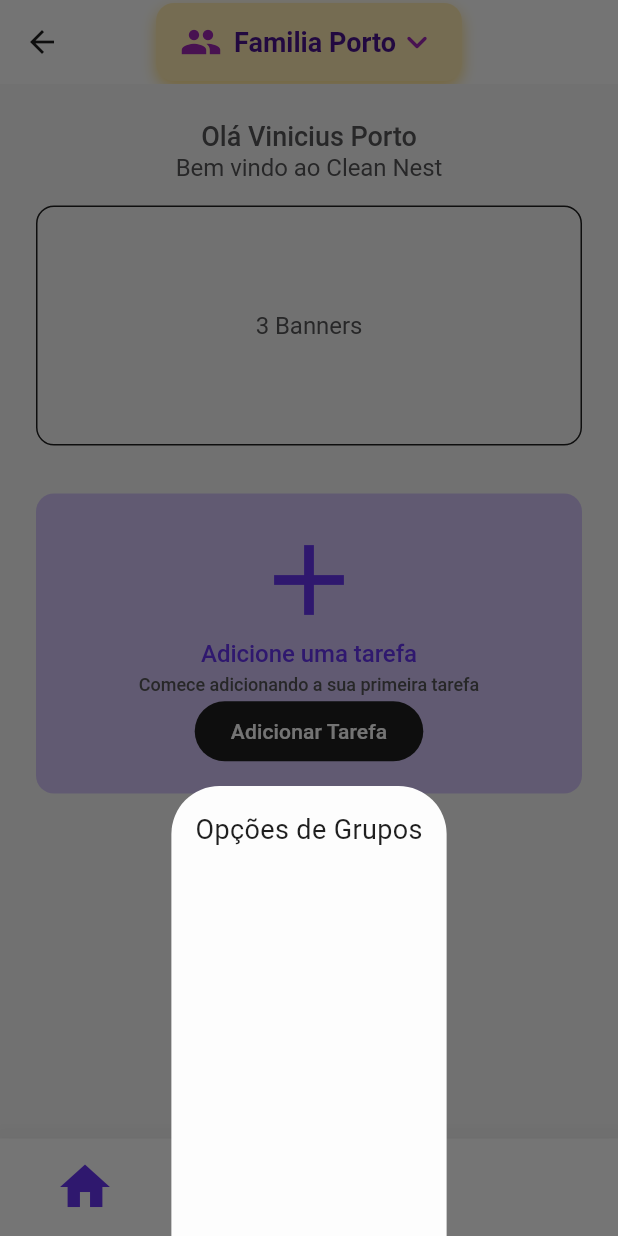
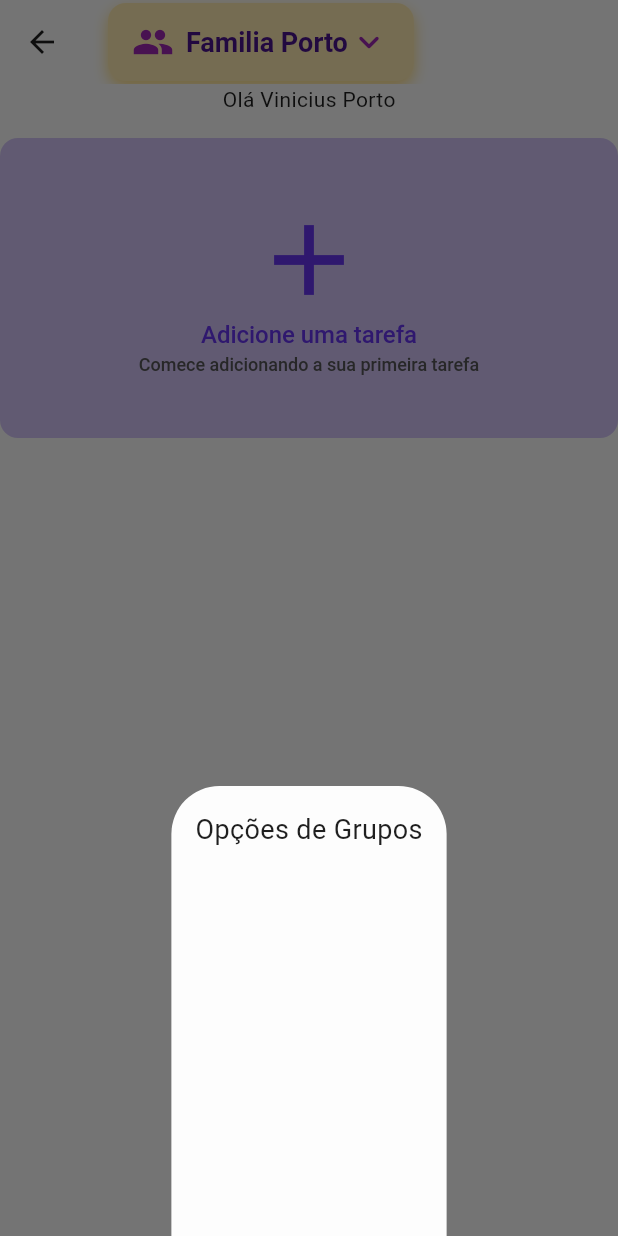
Before and after one commit to ViniPortoDev/clean_nest, a Flutter app: the HomePage screen opened by its route, after a tap on "Familia Porto", on a phone screen of 412 x 824 dp. Run offline on Flutter 3.47's test engine with Material 3 defaults, Android fonts, the phone set to English and light mode, and no system bars; our stand-ins replace flutter_modular; Roboto replaces fonts that are missing (ComicSans).

Commit message:
refatored home page and created fuction add task

```diff
--- /dev/null
+++ b/lib/core/domain/entities/member.dart
@@ -0,0 +1,15 @@
+import 'package:clean_nest/modules/home/src/domain/entities/task.dart';
+
+class Member {
+  final int id;
+  final String name;
+  final String email;
+  final List<Task> tasks;
+
+  Member({
+    required this.id,
+    required this.name,
+    required this.email,
+    required this.tasks,
+  });
+}
--- a/lib/modules/home/src/domain/entities/task.dart
+++ b/lib/modules/home/src/domain/entities/task.dart
@@ -1,13 +1,21 @@
+import 'package:clean_nest/core/domain/entities/member.dart';
+
 class Task {
+  final int id;
+  final String title;
+  final String description;
   final String type;
   final String group;
   final String category;
-  final List<String> participants;
+  final List<Member> members;
 
   Task({
+    required this.id,
+    required this.title,
+    required this.description,
     required this.type,
     required this.group,
     required this.category,
-    required this.participants,
+    required this.members,
   });
 }
--- a/lib/modules/home/src/ui/pages/home_page.dart
+++ b/lib/modules/home/src/ui/pages/home_page.dart
@@ -1,74 +1,42 @@
-import 'package:animated_bottom_navigation_bar/animated_bottom_navigation_bar.dart';
-import 'package:clean_nest/core/themes/theme_spacings.dart';
-import 'package:clean_nest/core/themes/theme_text_styles.dart';
-import 'package:clean_nest/core/themes/themes.dart';
+import 'package:clean_nest/modules/home/src/domain/entities/task.dart';
 import 'package:clean_nest/modules/home/src/ui/viewmodels/task_viewmodel.dart';
-import 'package:clean_nest/modules/home/src/ui/widgets/add_tasks_bottom_sheet_widget.dart';
+import 'package:clean_nest/modules/home/src/ui/widgets/add_task_container_widget.dart';
 import 'package:clean_nest/modules/home/src/ui/widgets/select_group_widget.dart';
-import 'package:clean_nest/shared/widgets/cn_appbar_widget.dart';
-import 'package:clean_nest/shared/widgets/cn_scaffold_widget.dart';
-import 'package:clean_nest/shared/widgets/texts/cn_text_widget.dart';
 import 'package:flutter/material.dart';
 import 'package:flutter_modular/flutter_modular.dart';
+import 'package:clean_nest/core/domain/entities/member.dart';
 
-class HomePage extends StatefulWidget {
+class HomePage extends StatelessWidget {
   final TaskViewModel taskViewModel;
   const HomePage({super.key, required this.taskViewModel});
 
   @override
-  State<HomePage> createState() => _HomePageState();
-}
+  Widget build(BuildContext context) {
+    final TextEditingController _titleController = TextEditingController();
+    final TextEditingController _descriptionController =
+        TextEditingController();
+    final TextEditingController _typeController = TextEditingController();
 
-class _HomePageState extends State<HomePage> {
-  int _selectedIndex = 1;
+    final List<Member> _members = [
+      Member(id: 1, name: 'Membro 1', email: '', tasks: []),
+      Member(id: 2, name: 'Membro 2', email: '', tasks: []),
+      Member(id: 3, name: 'Membro 3', email: '', tasks: []),
+    ];
 
-  @override
-  Widget build(BuildContext context) {
-    final theme = Theme.of(context);
-    final themeTextStyle = theme.extension<CnTextStyles>();
-    final themeSpacing = theme.extension<CnSpacing>();
-    final size = MediaQuery.of(context).size;
-    List<IconData> listIcon = [Icons.home, Icons.add, Icons.person];
-    final List<Widget> _pages = [
-      Container(),
-      Container(),
-      Container(),
-    ];
-    return CnScaffoldWidget(
-      backgroundColor: Color.fromARGB(255, 247, 247, 247),
-      bottomNavigationBar: AnimatedBottomNavigationBar(
-        icons: listIcon,
-        activeIndex: _selectedIndex,
-        activeColor: cnColorScheme.primary,
-        blurEffect: true,
-        elevation: 20,
-        height: 65,
-        iconSize: 40,
-
-        inactiveColor: Colors.yellow,
-        // rightCornerRadius: 12,
-        // leftCornerRadius: 12,
-        splashColor: const Color(0xff424242),
-        // backgroundColor: const Color(0xff424242),
-        onTap: (index) => setState(() {
-          _selectedIndex = index;
-        }),
-      ),
+    return Scaffold(
       appBar: AppBar(
-        centerTitle: true,
         title: SelectedGroupWidget(
-          groupName: "Familia Porto", // Nome do grupo selecionado.
+          groupName: taskViewModel.selectedGroup,
           onTap: () {
             showModalBottomSheet(
               context: context,
               builder: (context) => Container(
                 padding: const EdgeInsets.all(16),
                 height: 300,
-                child: Column(
+                child: const Column(
                   crossAxisAlignment: CrossAxisAlignment.start,
-                  children: const [
+                  children: [
                     Text("Opções de Grupos", style: TextStyle(fontSize: 18)),
-                    // Adicione widgets aqui
                   ],
                 ),
               ),
@@ -78,58 +46,159 @@
       ),
       body: Column(
         children: [
-          CnTextWidget(
-              text: 'Olá Vinicius Porto',
-              textStyle: themeTextStyle!.textLMedium),
-          CnTextWidget(text: 'Bem vindo ao Clean Nest'),
-          SizedBox(height: themeSpacing!.spacing16px),
-          Container(
-            height: 160,
-            width: size.width,
-            decoration: BoxDecoration(
-              borderRadius: BorderRadius.circular(12),
-              border: Border.all(color: cnColorScheme.cnBlack),
+          const Text('Olá Vinicius Porto'),
+          const SizedBox(height: 16),
+          // Mostrar o container de adicionar tarefa apenas se não houver tarefas
+          if (taskViewModel.tasks.isEmpty)
+            AddTaskContainerWidget(
+              onTap: () {
+                showModalBottomSheet(
+                  context: context,
+                  builder: (context) => Padding(
+                    padding: const EdgeInsets.all(16),
+                    child: Column(
+                      mainAxisSize: MainAxisSize.min,
+                      children: [
+                        const Text("Adicionar nova tarefa"),
+                        const SizedBox(height: 16),
+                        TextField(
+                          controller: _titleController,
+                          decoration: const InputDecoration(
+                            labelText: 'Título da Tarefa',
+                            border: OutlineInputBorder(),
                           ),
-            child: Center(child: CnTextWidget(text: '3 Banners')),
                         ),
-          SizedBox(height: themeSpacing.spacing32px),
-          Container(
-            height: 200,
-            width: size.width,
-            decoration: BoxDecoration(
-              color: Color.fromARGB(255, 211, 197, 248),
-              borderRadius: BorderRadius.circular(12),
+                        const SizedBox(height: 16),
+                        TextField(
+                          controller: _descriptionController,
+                          decoration: const InputDecoration(
+                            labelText: 'Descrição',
+                            border: OutlineInputBorder(),
                           ),
-            child: Column(
-              mainAxisAlignment: MainAxisAlignment.center,
-              children: [
-                Icon(
-                  Icons.add,
-                  size: 80,
-                  color: cnColorScheme.primary,
                         ),
-                // SizedBox(height: themeSpacing.spacing8px),
-                CnTextWidget(
-                  text: 'Adicione uma tarefa',
-                  textStyle: themeTextStyle.textMMedium!
-                      .copyWith(color: cnColorScheme.primary),
+                        const SizedBox(height: 16),
+                        TextField(
+                          controller: _typeController,
+                          decoration: const InputDecoration(
+                            labelText: 'Tipo',
+                            border: OutlineInputBorder(),
                           ),
-                SizedBox(height: themeSpacing.spacing4px),
+                        ),
+                        const SizedBox(height: 16),
+                        DropdownButton<String>(
+                          value: taskViewModel.selectedGroup,
+                          onChanged: (String? newValue) {
+                            taskViewModel.updateGroup(newValue!);
+                          },
+                          items: <String>['Familia Porto']
+                              .map<DropdownMenuItem<String>>((String value) {
+                            return DropdownMenuItem<String>(
+                              value: value,
+                              child: Text(value),
+                            );
+                          }).toList(),
+                        ),
+                        const SizedBox(height: 16),
+                        DropdownButton<String>(
+                          value: taskViewModel.selectedCategory,
+                          onChanged: (String? newValue) {
+                            taskViewModel.updateCategory(newValue!);
+                          },
+                          items: <String>['Cozinha', 'Sala', 'Quarto']
+                              .map<DropdownMenuItem<String>>((String value) {
+                            return DropdownMenuItem<String>(
+                              value: value,
+                              child: Text(value),
+                            );
+                          }).toList(),
+                        ),
+                        const SizedBox(height: 16),
+                        const Text("Selecione os membros"),
+                        const SizedBox(height: 8),
+                        Column(
+                          children: _members.map((member) {
+                            return CheckboxListTile(
+                              title: Text(member.name),
+                              value: taskViewModel.selectedMembers
+                                  .contains(member),
+                              onChanged: (bool? value) {
+                                if (value == true) {
+                                  taskViewModel.updateMembers(
+                                    [...taskViewModel.selectedMembers, member],
+                                  );
+                                } else {
+                                  taskViewModel.updateMembers(
+                                    taskViewModel.selectedMembers
+                                        .where((m) => m != member)
+                                        .toList(),
+                                  );
+                                }
+                              },
+                            );
+                          }).toList(),
+                        ),
+                        const SizedBox(height: 16),
+                        ElevatedButton(
+                          onPressed: () {
+                            if (_titleController.text.isNotEmpty &&
+                                _descriptionController.text.isNotEmpty) {
+                              final newTask = Task(
+                                id: DateTime.now().millisecondsSinceEpoch,
+                                title: _titleController.text,
+                                description: _descriptionController.text,
+                                type: _typeController.text,
+                                group: taskViewModel.selectedGroup,
+                                category: taskViewModel.selectedCategory,
+                                members: taskViewModel.selectedMembers,
+                              );
 
-                CnTextWidget(
-                    text: 'Comece adicionando a sua primeira tarefa',
-                    textStyle: themeTextStyle.textTMedium),
-
-                ElevatedButton(
-                  onPressed: () => showModalBottomSheet(
-                    context: context,
-                    isScrollControlled: true,
-                    builder: (_) =>
-                        AddTaskBottomSheet(viewModel: widget.taskViewModel),
-                  ),
+                              taskViewModel.addTask(newTask);
+                              Navigator.pop(context);
+                            }
+                          },
                           child: const Text("Adicionar Tarefa"),
                         ),
                       ],
+                    ),
+                  ),
+                );
+              },
+            ),
+          // Se existirem tarefas, elas são exibidas
+          if (taskViewModel.tasks.isNotEmpty)
+            Expanded(
+              child: ListView.builder(
+                itemCount: taskViewModel.tasks.length,
+                itemBuilder: (context, index) {
+                  final task = taskViewModel.tasks[index];
+                  return Card(
+                    margin: const EdgeInsets.symmetric(vertical: 8, horizontal: 16),
+                    elevation: 4,
+                    shape: RoundedRectangleBorder(
+                      borderRadius: BorderRadius.circular(12),
+                    ),
+                    child: ListTile(
+                      contentPadding: const EdgeInsets.all(16),
+                      title: Text(
+                        task.title,
+                      ),
+                      subtitle: Column(
+                        crossAxisAlignment: CrossAxisAlignment.start,
+                        children: [
+                          Text('Descrição: ${task.description}'),
+                          const SizedBox(height: 8),
+                          Text('Categoria: ${task.category}'),
+                          const SizedBox(height: 8),
+                          Text('Grupo: ${task.group}'),
+                          const SizedBox(height: 8),
+                          Text(
+                              'Membros: ${task.members.map((e) => e.name).join(', ')}'),
+                        ],
+                      ),
+                      trailing: const Icon(Icons.check_circle_outline),
+                    ),
+                  );
+                },
               ),
             ),
         ],
--- a/lib/modules/home/src/ui/viewmodels/task_viewmodel.dart
+++ b/lib/modules/home/src/ui/viewmodels/task_viewmodel.dart
@@ -1,47 +1,38 @@
+import 'package:clean_nest/modules/home/src/domain/entities/task.dart';
 import 'package:flutter/material.dart';
+import 'package:clean_nest/core/domain/entities/member.dart';
 
 class TaskViewModel extends ChangeNotifier {
-  String? _type;
-  String? _group;
-  String? _category;
-  List<String> _participants = [];
+  String _selectedGroup = 'Familia Porto';
+  String _selectedCategory = 'Cozinha';
+  List<Member> _selectedMembers = [];
+  final List<Task> _tasks = [];
 
-  String? get type => _type;
-  String? get group => _group;
-  String? get category => _category;
-  List<String> get participants => _participants;
+  // Getters
+  String get selectedGroup => _selectedGroup;
+  String get selectedCategory => _selectedCategory;
+  List<Member> get selectedMembers => _selectedMembers;
+  List<Task> get tasks => _tasks;
 
-  void setType(String value) {
-    _type = value;
+  // Métodos para atualizar o estado
+  void updateGroup(String group) {
+    _selectedGroup = group;
     notifyListeners();
   }
 
-  void setGroup(String value) {
-    _group = value;
+  void updateCategory(String category) {
+    _selectedCategory = category;
     notifyListeners();
   }
 
-  void setCategory(String value) {
-    _category = value;
+  void updateMembers(List<Member> members) {
+    _selectedMembers = members;
     notifyListeners();
   }
 
-  void setParticipants(List<String> participants) {
-    _participants = participants;
-    notifyListeners();
-  }
-
-  void addParticipant(String participant) {
-    _participants.add(participant);
-    notifyListeners();
-  }
-
-  void removeParticipant(String participant) {
-    _participants.remove(participant);
-    notifyListeners();
-  }
-
-  bool canAddTask() {
-    return _type != null && _group != null && _category != null && _participants.isNotEmpty;
+  // Método para adicionar a tarefa
+  void addTask(Task task) {
+    _tasks.add(task);
+    notifyListeners();  // Notifica a UI sobre a mudança
   }
 }
--- /dev/null
+++ b/lib/modules/home/src/ui/widgets/add_task_container_widget.dart
@@ -0,0 +1,50 @@
+import 'package:clean_nest/core/themes/theme_spacings.dart';
+import 'package:clean_nest/core/themes/theme_text_styles.dart';
+import 'package:clean_nest/core/themes/themes.dart';
+import 'package:clean_nest/shared/widgets/texts/cn_text_widget.dart';
+import 'package:flutter/material.dart';
+
+class AddTaskContainerWidget extends StatelessWidget {
+  final void Function()? onTap;
+  const AddTaskContainerWidget({super.key, this.onTap});
+
+  @override
+  Widget build(BuildContext context) {
+    final theme = Theme.of(context);
+    final themeTextStyle = theme.extension<CnTextStyles>();
+    final themeSpacing = theme.extension<CnSpacing>();
+    final size = MediaQuery.of(context).size;
+    return GestureDetector(
+      onTap: onTap,
+      child: Container(
+        height: 200,
+        width: size.width,
+        decoration: BoxDecoration(
+          color: Color.fromARGB(255, 211, 197, 248),
+          borderRadius: BorderRadius.circular(12),
+        ),
+        child: Column(
+          mainAxisAlignment: MainAxisAlignment.center,
+          children: [
+            Icon(
+              Icons.add,
+              size: 80,
+              color: cnColorScheme.primary,
+            ),
+            // SizedBox(height: themeSpacing.spacing8px),
+            CnTextWidget(
+              text: 'Adicione uma tarefa',
+              textStyle: themeTextStyle!.textMMedium!
+                  .copyWith(color: cnColorScheme.primary),
+            ),
+            SizedBox(height: themeSpacing!.spacing4px),
+
+            CnTextWidget(
+                text: 'Comece adicionando a sua primeira tarefa',
+                textStyle: themeTextStyle.textTMedium),
+          ],
+        ),
+      ),
+    );
+  }
+}
```
Also changed, not shown: lib/modules/home/src/ui/widgets/add_tasks_bottom_sheet_widget.dart (+57 -57 lines). Lines whose indentation alone changed are shown as unchanged.
